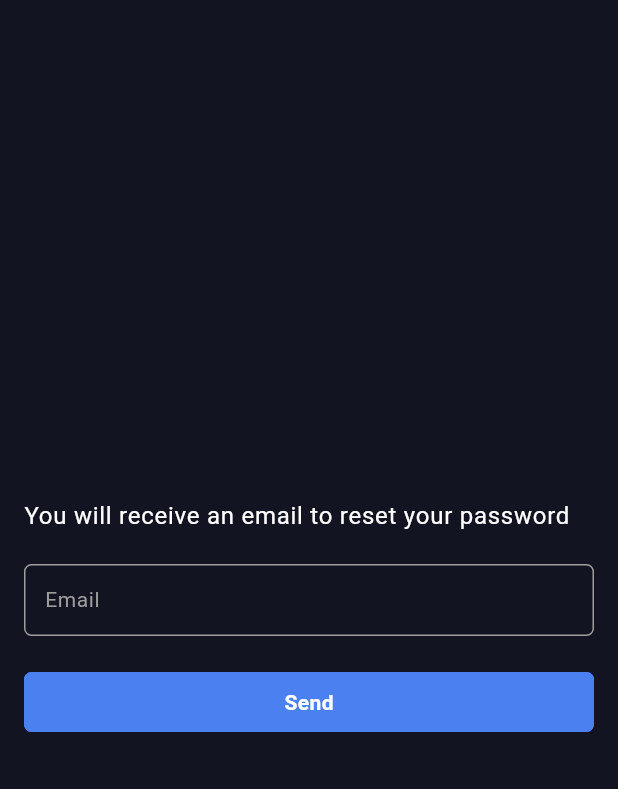
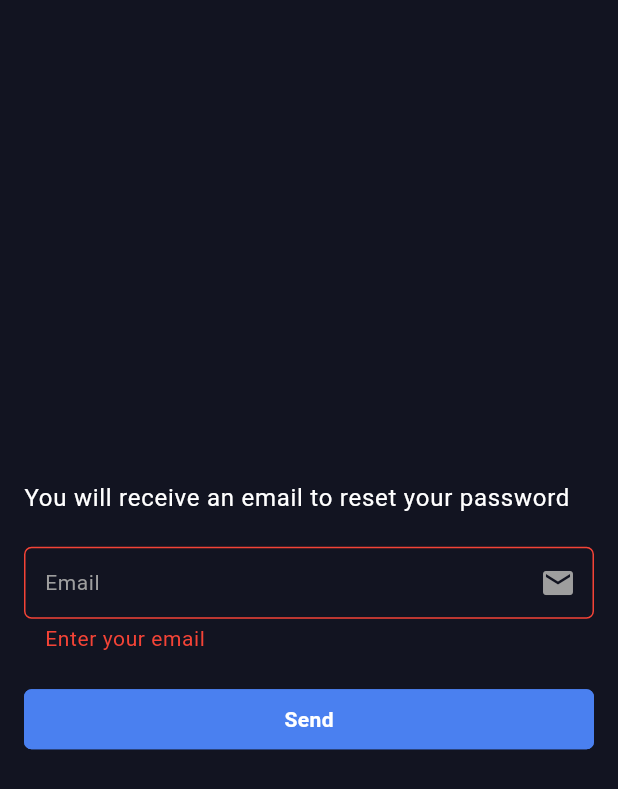
Before and after one commit to Yocif-Ref3t/Graduation-Project-1, a Flutter app: the ResetPasswordView screen opened by its route, after a tap on "Send", on a phone screen of 412 x 824 dp. Shown: the top 789 px of the screen. Run offline on Flutter 3.47's test engine with Material 3 defaults, Android fonts, the phone set to English and light mode, and no system bars; our stand-ins replace dartz, easy_localization, flutter_bloc, go_router, lottie, supabase_flutter; accounts and stored records are empty.

Commit message:
Finish reset password feature

```diff
--- a/assets/translations/ar.json
+++ b/assets/translations/ar.json
@@ -21,5 +21,6 @@
     "Male":"ذكر",
     "Female":"انثي",
     "ResetPasswordDesc":"سيتم ارسال بريد الكتورني الي حسابك لإعادة تعيين كلمة المرور",
-    "Send":"إرسال"
+    "Send":"إرسال",
+    "ResetPasswordSuccess":"تم إرسال بريد اعادة تعيين كلمة المرور"
 }
--- a/assets/translations/en.json
+++ b/assets/translations/en.json
@@ -23,5 +23,6 @@
     "Male":"Male",
     "Female":"Female",
     "ResetPasswordDesc":"You will receive an email to reset your password",
-    "Send":"Send"
+    "Send":"Send",
+    "ResetPasswordSuccess":"Reset password email has been sent"
 }
--- a/lib/core/extensions/extensions.dart
+++ b/lib/core/extensions/extensions.dart
@@ -6,6 +6,9 @@ import 'package:graduation_project1/core/widgets/custom_snack_bar.dart';
 extension Context on BuildContext {
   /// To push new view on context by using Go Router
   void goPush(String view) => GoRouter.of(this).push(view);
+
+  /// To pop current view on context by using Go Router
+  void goPop() => GoRouter.of(this).pop();
 
   /// To get texts theme of current context
   TextTheme get texts => TextTheme.of(this);
--- a/lib/core/services/supabase_services.dart
+++ b/lib/core/services/supabase_services.dart
@@ -24,4 +24,8 @@ abstract class SupabaseServices {
     );
     return response;
   }
+
+  static Future resetPassword(String email) async {
+    await _auth.resetPasswordForEmail(email);
+  }
 }
--- a/lib/features/auth/data/repo/auth_repo.dart
+++ b/lib/features/auth/data/repo/auth_repo.dart
@@ -7,4 +7,5 @@ import 'package:graduation_project1/features/auth/presentation/manager/register%
 abstract class AuthRepo {
   Future<Either<Failure, UserModel>> register(RegisterCubit data);
   Future<Either<Failure, UserModel>> login(LoginCubit data);
+  Future<Either<Failure, bool>> resetPassword(String email);
 }
--- a/lib/features/auth/data/repo/auth_repo_impl.dart
+++ b/lib/features/auth/data/repo/auth_repo_impl.dart
@@ -43,4 +43,14 @@ class AuthRepoImpl implements AuthRepo {
       return left(Failure.defaultMessage());
     }
   }
+
+  @override
+  Future<Either<Failure, bool>> resetPassword(String email) async {
+    try {
+      await SupabaseServices.resetPassword(email);
+      return right(true);
+    } catch (ex) {
+      return left(Failure.defaultMessage());
+    }
+  }
 }
--- /dev/null
+++ b/lib/features/auth/presentation/manager/reset password cubit/reset_password_cubit.dart
@@ -0,0 +1,17 @@
+import 'package:flutter/material.dart';
+import 'package:flutter_bloc/flutter_bloc.dart';
+import 'package:graduation_project1/features/auth/data/repo/auth_repo_impl.dart';
+
+part 'reset_password_state.dart';
+
+class ResetPasswordCubit extends Cubit<ResetPasswordState> {
+  ResetPasswordCubit() : super(ResetPasswordInitial());
+  void resetPassword(String email) async {
+    emit(ResetPasswordLoading());
+    var result = await AuthRepoImpl().resetPassword(email);
+    result.fold(
+      (failure) => emit(ResetPasswordFailure(message: failure.message)),
+      (success) => emit(ResetPasswordSuccess()),
+    );
+  }
+}
--- /dev/null
+++ b/lib/features/auth/presentation/manager/reset password cubit/reset_password_state.dart
@@ -0,0 +1,15 @@
+part of 'reset_password_cubit.dart';
+
+@immutable
+sealed class ResetPasswordState {}
+
+final class ResetPasswordInitial extends ResetPasswordState {}
+
+final class ResetPasswordLoading extends ResetPasswordState {}
+
+final class ResetPasswordSuccess extends ResetPasswordState {}
+
+final class ResetPasswordFailure extends ResetPasswordState {
+  final String message;
+  ResetPasswordFailure({required this.message});
+}
--- a/lib/features/auth/presentation/views/reset_password_view.dart
+++ b/lib/features/auth/presentation/views/reset_password_view.dart
@@ -1,4 +1,6 @@
 import 'package:flutter/material.dart';
+import 'package:flutter_bloc/flutter_bloc.dart';
+import 'package:graduation_project1/features/auth/presentation/manager/reset%20password%20cubit/reset_password_cubit.dart';
 import 'package:graduation_project1/features/auth/presentation/views/widgets/reset%20password%20view/reset_password_view_body.dart';
 
 class ResetPasswordView extends StatelessWidget {
@@ -6,8 +8,11 @@ class ResetPasswordView extends StatelessWidget {
 
   @override
   Widget build(BuildContext context) {
-    return const Scaffold(
-      body: SafeArea(child: ResetPasswordViewBody()),
+    return BlocProvider(
+      create: (context) => ResetPasswordCubit(),
+      child: const Scaffold(
+        body: SafeArea(child: ResetPasswordViewBody()),
+      ),
     );
   }
 }
--- a/lib/features/auth/presentation/views/widgets/reset password view/reset_password_view_body.dart
+++ b/lib/features/auth/presentation/views/widgets/reset password view/reset_password_view_body.dart
@@ -1,8 +1,10 @@
 import 'package:easy_localization/easy_localization.dart';
 import 'package:flutter/material.dart';
+import 'package:flutter_bloc/flutter_bloc.dart';
 import 'package:graduation_project1/core/extensions/extensions.dart';
 import 'package:graduation_project1/core/widgets/custom_button.dart';
 import 'package:graduation_project1/core/widgets/custom_text_field.dart';
+import 'package:graduation_project1/features/auth/presentation/manager/reset%20password%20cubit/reset_password_cubit.dart';
 
 class ResetPasswordViewBody extends StatefulWidget {
   const ResetPasswordViewBody({super.key});
@@ -13,10 +15,31 @@ class ResetPasswordViewBody extends StatefulWidget {
 
 class _ResetPasswordViewBodyState extends State<ResetPasswordViewBody> {
   final TextEditingController emailController = TextEditingController();
+  final GlobalKey<FormState> formKey = GlobalKey<FormState>();
+  ResetPasswordCubit get cubit => BlocProvider.of(context);
+  bool isLoading = false;
   @override
   Widget build(BuildContext context) {
-    return Padding(
+    return BlocListener<ResetPasswordCubit, ResetPasswordState>(
+      listener: (context, state) {
+        if (state is ResetPasswordLoading) {
+          isLoading = true;
+          setState(() {});
+        } else if (state is ResetPasswordSuccess) {
+          isLoading = false;
+          setState(() {});
+          context.goPop();
+          context.showSuccess("ResetPasswordSuccess".tr());
+        } else if (state is ResetPasswordFailure) {
+          isLoading = false;
+          setState(() {});
+          context.showFailure(state.message);
+        }
+      },
+      child: Padding(
         padding: const EdgeInsets.all(16),
+        child: Form(
+          key: formKey,
           child: Column(
             spacing: 20,
             crossAxisAlignment: CrossAxisAlignment.start,
@@ -28,13 +51,25 @@ class _ResetPasswordViewBodyState extends State<ResetPasswordViewBody> {
               ),
               CustomTextField(
                 hintText: "Email".tr(),
+                icon: Icons.email,
+                validator: (value) {
+                  if (value == null || value.isEmpty) return "EmailDesc".tr();
+                  return null;
+                },
                 controller: emailController,
               ),
               CustomButton(
                 text: "Send".tr(),
-            onTap: () {},
+                isLoading: isLoading,
+                onTap: () {
+                  if (formKey.currentState!.validate()) {
+                    cubit.resetPassword(emailController.text);
+                  }
+                },
               ),
             ],
+          ),
+        ),
       ),
     );
   }
```
Lines whose indentation alone changed are shown as unchanged.
